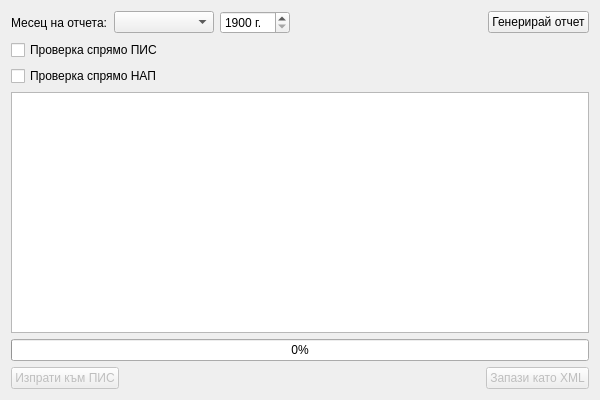
Above: src/View/Widgets/ReportView.ui from thefinalcutbg/DinoDent before the change. Below: the same form after it.
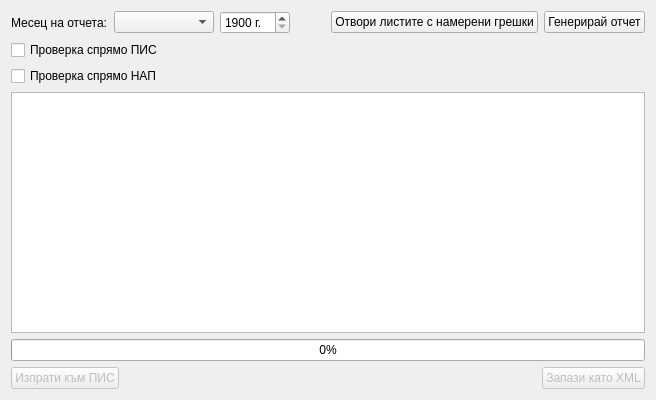
That is the form after the change.

Commit message: Main Presenter and Tab Presenter made singletons. Added option to open the amb sheets with errors during report generation.

Diff of the .ui file:
```diff
--- a/src/View/Widgets/ReportView.ui
+++ b/src/View/Widgets/ReportView.ui
@@ -6,7 +6,7 @@
    <rect>
     <x>0</x>
     <y>0</y>
-    <width>600</width>
+    <width>656</width>
     <height>400</height>
    </rect>
   </property>
@@ -71,6 +71,13 @@
        </property>
       </spacer>
      </item>
+     <item>
+      <widget class="QPushButton" name="openErrorsButton">
+       <property name="text">
+        <string>Отвори листите с намерени грешки</string>
+       </property>
+      </widget>
+     </item>
      <item>
       <widget class="QPushButton" name="generateButton">
        <property name="text">
@@ -107,6 +114,7 @@
       <string>&lt;!DOCTYPE HTML PUBLIC &quot;-//W3C//DTD HTML 4.0//EN&quot; &quot;http://www.w3.org/TR/REC-html40/strict.dtd&quot;&gt;
 &lt;html&gt;&lt;head&gt;&lt;meta name=&quot;qrichtext&quot; content=&quot;1&quot; /&gt;&lt;meta charset=&quot;utf-8&quot; /&gt;&lt;style type=&quot;text/css&quot;&gt;
 p, li { white-space: pre-wrap; }
+hr { height: 1px; border-width: 0; }
 &lt;/style&gt;&lt;/head&gt;&lt;body style=&quot; font-family:'Segoe UI'; font-size:9pt; font-weight:400; font-style:normal;&quot;&gt;
 &lt;p style=&quot;-qt-paragraph-type:empty; margin-top:0px; margin-bottom:0px; margin-left:0px; margin-right:0px; -qt-block-indent:0; text-indent:0px;&quot;&gt;&lt;br /&gt;&lt;/p&gt;&lt;/body&gt;&lt;/html&gt;</string>
      </property>
```
Left out of the diff: 2 changed lines with no effect on the pictures. The commit also changes 24 other files.
